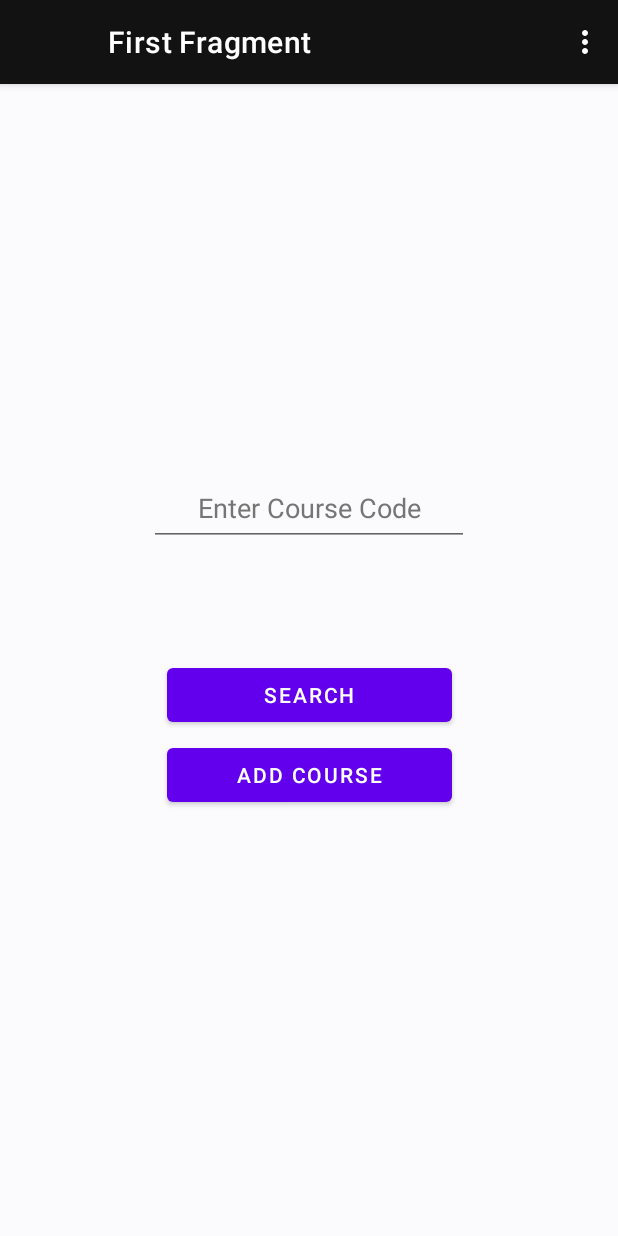
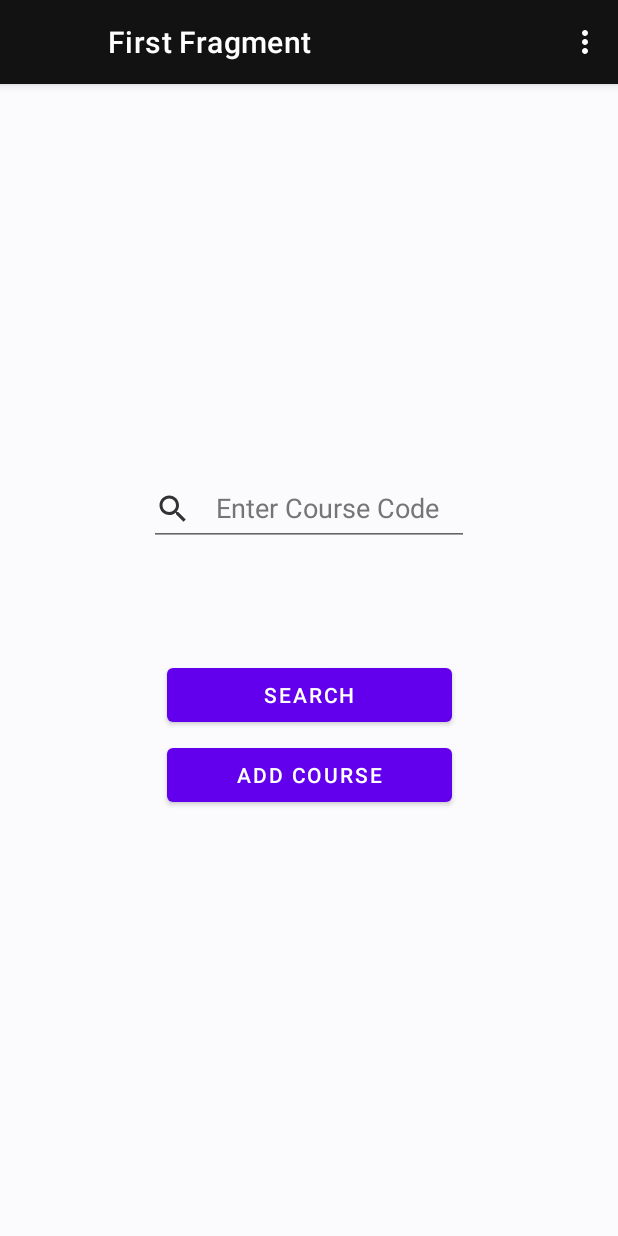
Before and after one commit to arnavp103/UTT, an Android app: the FirstFragment screen opened through its navigation route, on a phone screen of 412 x 824 dp. Run offline under Robolectric (Android 15) with nearby library versions, the phone set to English and light mode, and no system bars; our stand-ins replace Firebase (no records; nobody signed in at launch, a user with empty details on screens opened directly), navigation-ui; 2 statements that could not run were skipped.

Commit message:
Add search icon to search bar in homepage

```diff
--- /dev/null
+++ b/app/src/main/res/drawable/ic_baseline_search_24.xml
@@ -0,0 +1,5 @@
+<vector android:height="24dp" android:tint="#333333"
+    android:viewportHeight="24" android:viewportWidth="24"
+    android:width="24dp" xmlns:android="http://schemas.android.com/apk/res/android">
+    <path android:fillColor="@android:color/white" android:pathData="M15.5,14h-0.79l-0.28,-0.27C15.41,12.59 16,11.11 16,9.5 16,5.91 13.09,3 9.5,3S3,5.91 3,9.5 5.91,16 9.5,16c1.61,0 3.09,-0.59 4.23,-1.57l0.27,0.28v0.79l5,4.99L20.49,19l-4.99,-5zM9.5,14C7.01,14 5,11.99 5,9.5S7.01,5 9.5,5 14,7.01 14,9.5 11.99,14 9.5,14z"/>
+</vector>
--- a/app/src/main/res/layout/fragment_first.xml
+++ b/app/src/main/res/layout/fragment_first.xml
@@ -41,6 +41,7 @@
         android:inputType="textPersonName"
         android:minHeight="48dp"
         android:textColorHint="#757575"
+        android:drawableStart="@drawable/ic_baseline_search_24"
         app:layout_constraintBottom_toBottomOf="@+id/listViewCourses"
         app:layout_constraintEnd_toEndOf="parent"
         app:layout_constraintStart_toStartOf="parent"
```
